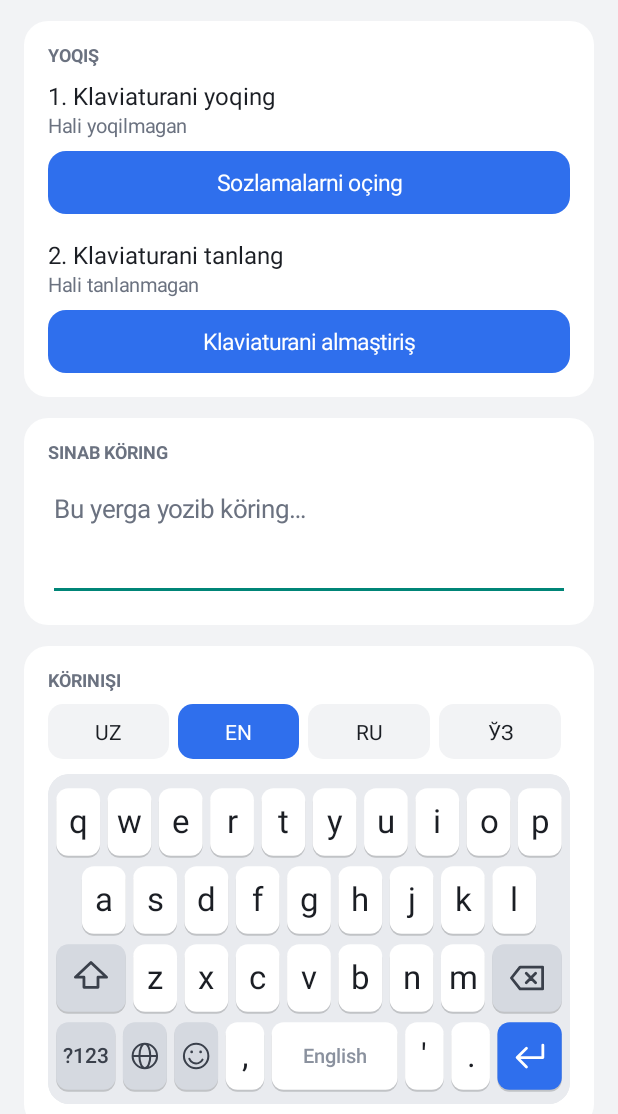
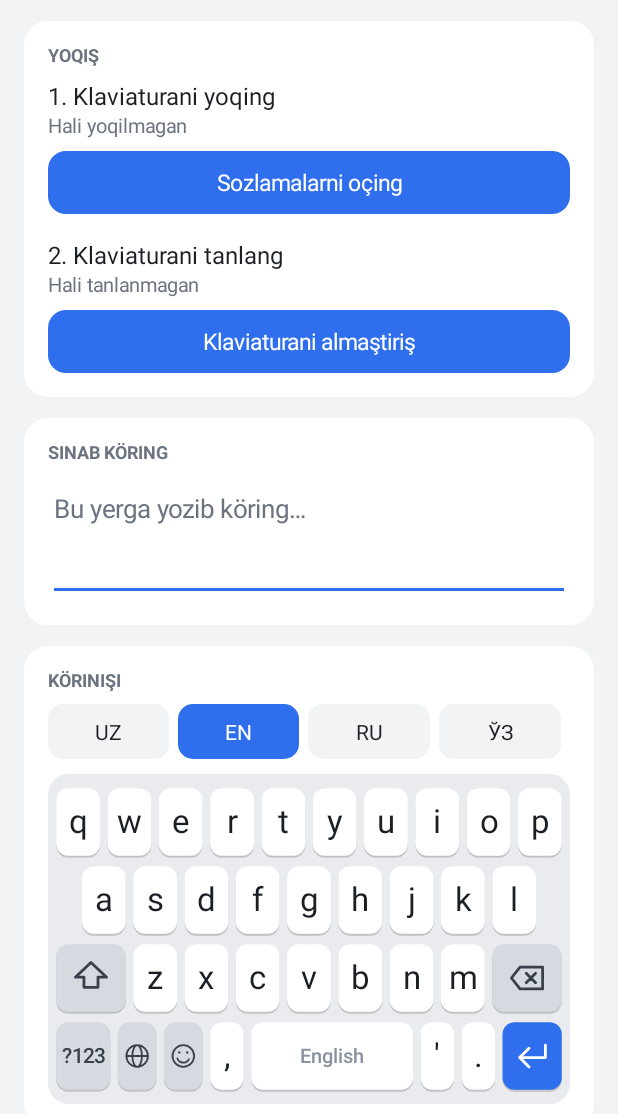
Before and after one commit to INSHAAALLAHPROGRAMMIST/alifbo-klaviatura, an Android app: the screen it shows after launch (SettingsActivity), after a tap on "EN", on a phone screen of 412 x 824 dp, the part 122-1236 px from its top. Run offline under Robolectric (Android 15) with nearby library versions, the phone set to English and light mode, and no system bars; 3 other taps on this screen came first.

Commit message:
Dizayn: kengroq probel, ilova rangidagi boshqaruv elementlari, kattaroq pufakcha
Co-Authored-By: Claude Opus 5.5 <noreply@anthropic.com>

```diff
--- a/app/src/main/java/uz/alifbo/klaviatura/Layouts.kt
+++ b/app/src/main/java/uz/alifbo/klaviatura/Layouts.kt
@@ -121,19 +121,20 @@ object Layouts {
     }
 
     private fun bottom(lang: Lang?, total: Float, modeKind: Kind, modeLabel: String): List<Key> {
+        // probel imkon qadar keng bo'lsin: qolgan tugmalar ixcham
         val keys = buildList {
-            add(Key(modeKind, modeLabel, 1.3f))
-            add(Key(Kind.LANGUAGE, "", 1f))
-            add(Key(Kind.EMOJI, "", 1f))
-            add(Key(Kind.CHAR, ",", 0.9f))
+            add(Key(modeKind, modeLabel, 1.2f))
+            add(Key(Kind.LANGUAGE, "", 0.9f))
+            add(Key(Kind.EMOJI, "", 0.9f))
+            add(Key(Kind.CHAR, ",", 0.8f))
             add(Key(Kind.SPACE, "", 1f))
             when (lang) {
-                Lang.UZ -> add(Key(Kind.CHAR, TUTUQ, 0.9f, listOf("'", RSQUO, OKINA)))
-                Lang.EN -> add(Key(Kind.CHAR, "'", 0.9f, listOf(RSQUO)))
+                Lang.UZ -> add(Key(Kind.CHAR, TUTUQ, 0.8f, listOf("'", RSQUO, OKINA)))
+                Lang.EN -> add(Key(Kind.CHAR, "'", 0.8f, listOf(RSQUO)))
                 else -> {}
             }
-            add(Key(Kind.CHAR, ".", 0.9f, dotPopup))
-            add(Key(Kind.ENTER, "", 1.4f))
+            add(Key(Kind.CHAR, ".", 0.8f, dotPopup))
+            add(Key(Kind.ENTER, "", 1.3f))
         }
         return scaleAndFit(keys, total)
     }
--- a/app/src/main/java/uz/alifbo/klaviatura/OverlayView.kt
+++ b/app/src/main/java/uz/alifbo/klaviatura/OverlayView.kt
@@ -104,8 +104,8 @@ class OverlayView(context: Context) : View(context) {
     private fun drawPreview(canvas: Canvas, key: RectF) {
         if (prevText.isEmpty()) return
         val corner = max(prevCorner, dp(6f))
-        val bw = min(max(key.width() * 1.45f, dp(54f)), width - dp(4f))
-        val bh = min(prevKeyH * 1.08f, max(dp(30f), key.top - dp(1f)))
+        val bw = min(max(key.width() * 1.65f, dp(58f)), width - dp(4f))
+        val bh = min(prevKeyH * 1.12f, max(dp(30f), key.top - dp(1f)))
         val left = (key.centerX() - bw / 2f).coerceIn(dp(2f), max(dp(2f), width - bw - dp(2f)))
         val top = max(dp(1f), key.top - bh)
         val head = RectF(left, top, left + bw, key.top + dp(2f))
--- a/app/src/main/res/values/themes.xml
+++ b/app/src/main/res/values/themes.xml
@@ -1,5 +1,11 @@
 <?xml version="1.0" encoding="utf-8"?>
 <resources>
-    <style name="Theme.Alifbo" parent="@android:style/Theme.Material.Light.NoActionBar" />
+    <style name="Theme.Alifbo" parent="@android:style/Theme.Material.Light.NoActionBar">
+        <!-- ulagich, surgich, belgilash katakchasi va matn maydoni ilovaning ko'k rangida -->
+        <item name="android:colorAccent">@color/alifbo_accent</item>
+        <item name="android:colorControlActivated">@color/alifbo_accent</item>
+        <item name="android:colorPrimary">@color/alifbo_accent</item>
+    </style>
+    <color name="alifbo_accent">#2F6FED</color>
     <color name="ic_background">#2F6FED</color>
 </resources>
```
